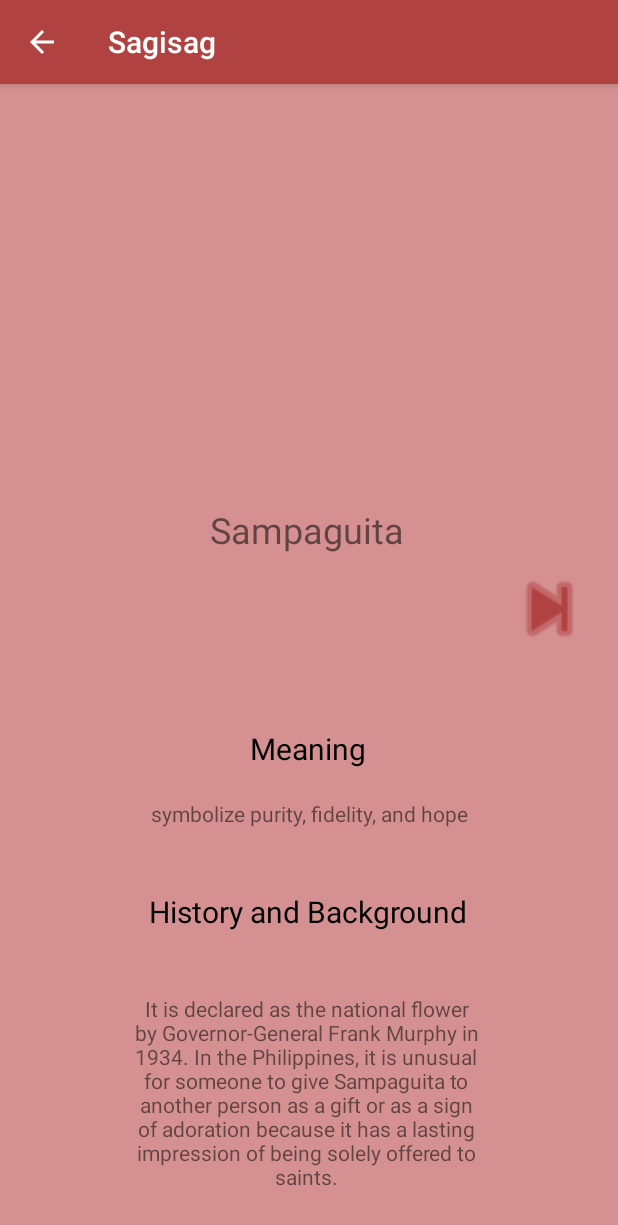
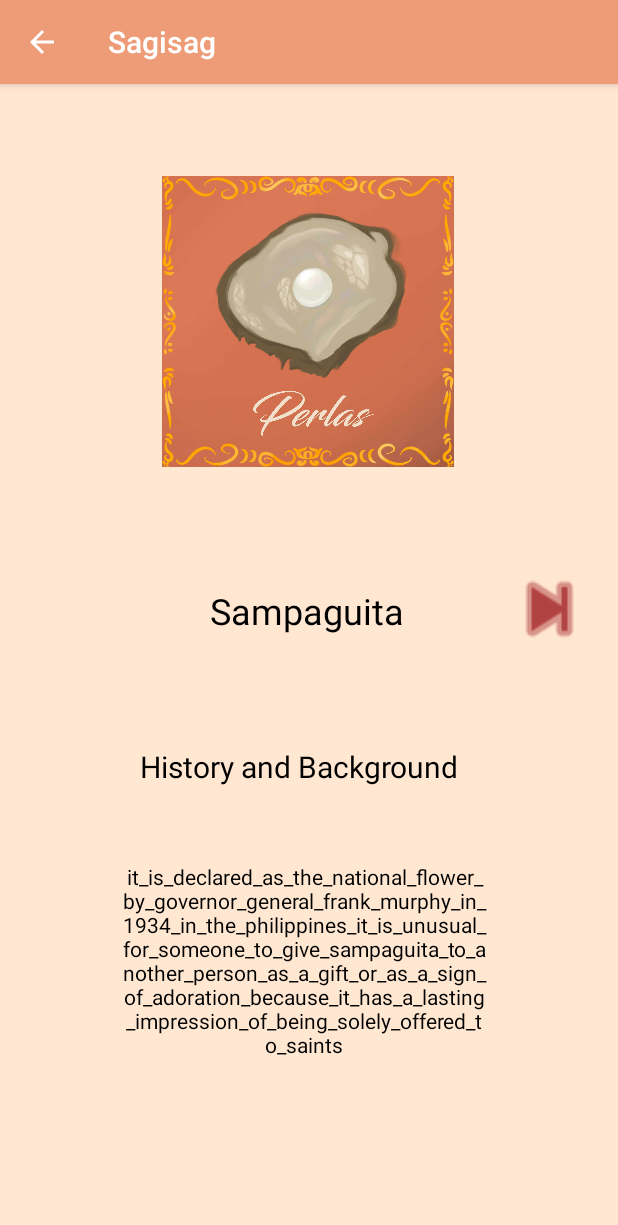
Before and after one commit to Sandoksalamat/Actual-Code-keme, an Android app: the Sampaguita screen opened directly, with no data from a screen before it, on a phone screen of 412 x 824 dp. Shown: the top 1225 px of the screen. Run offline under Robolectric (Android 15) with nearby library versions, the phone set to English and light mode, and no system bars.

Commit message:
- Linagyan ko lang ng meaning at history&Background yung sampaguita - change color

```diff
--- a/app/src/main/java/com/example/sagisag/Sampaguita.java
+++ b/app/src/main/java/com/example/sagisag/Sampaguita.java
@@ -4,10 +4,14 @@ import androidx.appcompat.app.AppCompatActivity;
 
 import android.content.Intent;
 import android.os.Bundle;
+import android.text.method.ScrollingMovementMethod;
 import android.view.View;
 import android.widget.Button;
+import android.widget.TextView;
 
 public class Sampaguita extends AppCompatActivity {
+
+    TextView textview;
     @Override
     protected void onCreate(Bundle savedInstanceState) {
         super.onCreate(savedInstanceState);
@@ -15,6 +19,10 @@ public class Sampaguita extends AppCompatActivity {
         getSupportActionBar().setDisplayHomeAsUpEnabled(true);
 
         Button boton = findViewById(R.id.button3);
+        textview = (TextView) findViewById(R.id.content_Sampag);
+        String xd = "it_is_declared_as_the_national_flower_by_governor_general_frank_murphy_in_1934_in_the_philippines_it_is_unusual_for_someone_to_give_sampaguita_to_another_person_as_a_gift_or_as_a_sign_of_adoration_because_it_has_a_lasting_impression_of_being_solely_offered_to_saints";
+        textview.setText(xd);
+        textview.setMovementMethod(new ScrollingMovementMethod());
 
         boton.setOnClickListener(new View.OnClickListener() {
             @Override
--- a/app/src/main/res/layout/activity_about.xml
+++ b/app/src/main/res/layout/activity_about.xml
@@ -5,6 +5,7 @@
     android:id="@+id/about"
     android:layout_width="match_parent"
     android:layout_height="match_parent"
+    android:background="#FFE7D1"
     tools:context=".about">
 
     <TextView
--- a/app/src/main/res/layout/activity_narra.xml
+++ b/app/src/main/res/layout/activity_narra.xml
@@ -4,7 +4,7 @@
     xmlns:tools="http://schemas.android.com/tools"
     android:layout_width="match_parent"
     android:layout_height="match_parent"
-    android:background="#D59191"
+    android:background="#FFE7D1"
     tools:context=".Narra">
 
     <TextView
--- a/app/src/main/res/layout/activity_sampaguita.xml
+++ b/app/src/main/res/layout/activity_sampaguita.xml
@@ -5,75 +5,22 @@
     android:id="@+id/relativeLayout"
     android:layout_width="match_parent"
     android:layout_height="match_parent"
-    android:background="#D59191"
+    android:background="#FFE7D1"
     tools:context=".Sampaguita">
-
-    <TextView
-        android:id="@+id/content_Sampag"
-        android:layout_width="245dp"
-        android:layout_height="139dp"
-        android:text="@string/it_is_declared_as_the_national_flower_by_governor_general_frank_murphy_in_1934_in_the_philippines_it_is_unusual_for_someone_to_give_sampaguita_to_another_person_as_a_gift_or_as_a_sign_of_adoration_because_it_has_a_lasting_impression_of_being_solely_offered_to_saints"
-        android:textAlignment="center"
-        app:layout_constraintBottom_toBottomOf="parent"
-        app:layout_constraintEnd_toEndOf="parent"
-        app:layout_constraintHorizontal_bias="0.487"
-        app:layout_constraintStart_toStartOf="parent"
-        app:layout_constraintTop_toTopOf="parent"
-        app:layout_constraintVertical_bias="0.965" />
-
-    <TextView
-        android:id="@+id/textView3"
-        android:layout_width="164dp"
-        android:layout_height="37dp"
-        android:text="@string/meaning"
-        android:textAlignment="center"
-        android:textColor="#000000"
-        android:textSize="20sp"
-        app:layout_constraintBottom_toBottomOf="parent"
-        app:layout_constraintEnd_toEndOf="parent"
-        app:layout_constraintHorizontal_bias="0.497"
-        app:layout_constraintStart_toStartOf="parent"
-        app:layout_constraintTop_toTopOf="parent"
-        app:layout_constraintVertical_bias="0.588" />
 
     <ImageView
         android:id="@+id/imageView"
-        android:layout_width="228dp"
-        android:layout_height="155dp"
+        android:layout_width="204dp"
+        android:layout_height="194dp"
         android:contentDescription="@string/sampaguita"
         app:layout_constraintBottom_toBottomOf="parent"
         app:layout_constraintEnd_toEndOf="parent"
         app:layout_constraintHorizontal_bias="0.497"
         app:layout_constraintStart_toStartOf="parent"
         app:layout_constraintTop_toTopOf="parent"
-        app:layout_constraintVertical_bias="0.104"
-        tools:srcCompat="@tools:sample/avatars" />
-
-    <TextView
-        android:id="@+id/Name_Sampag"
-        android:layout_width="170dp"
-        android:layout_height="54dp"
-        android:text="@string/sampaguita"
-        android:textAlignment="center"
-        android:textSize="24sp"
-        app:layout_constraintBottom_toBottomOf="parent"
-        app:layout_constraintEnd_toEndOf="parent"
-        app:layout_constraintHorizontal_bias="0.497"
-        app:layout_constraintStart_toStartOf="parent"
-        app:layout_constraintTop_toTopOf="parent"
-        app:layout_constraintVertical_bias="0.393" />
-
-    <TextView
-        android:id="@+id/Content_Sampag"
-        android:layout_width="241dp"
-        android:layout_height="27dp"
-        android:text="@string/symbolize_purity_fidelity_and_hope"
-        android:textAlignment="center"
-        app:layout_constraintBottom_toBottomOf="parent"
-        app:layout_constraintEnd_toEndOf="parent"
-        app:layout_constraintStart_toStartOf="parent"
-        app:layout_constraintTop_toTopOf="parent"
-        app:layout_constraintVertical_bias="0.644" />
+        app:layout_constraintVertical_bias="0.107"
+        app:srcCompat="@drawable/perl"
+        tools:srcCompat="@drawable/perl" />
 
     <Button
         android:id="@+id/button3"
@@ -106,9 +53,38 @@
         android:textSize="20sp"
         app:layout_constraintBottom_toBottomOf="parent"
         app:layout_constraintEnd_toEndOf="parent"
+        app:layout_constraintHorizontal_bias="0.469"
+        app:layout_constraintStart_toStartOf="parent"
+        app:layout_constraintTop_toTopOf="parent"
+        app:layout_constraintVertical_bias="0.6" />
+
+    <TextView
+        android:id="@+id/content_Sampag"
+        android:layout_width="245dp"
+        android:layout_height="139dp"
+        android:text="@string/it_is_declared_as_the_national_flower_by_governor_general_frank_murphy_in_1934_in_the_philippines_it_is_unusual_for_someone_to_give_sampaguita_to_another_person_as_a_gift_or_as_a_sign_of_adoration_because_it_has_a_lasting_impression_of_being_solely_offered_to_saints"
+        android:textAlignment="center"
+        android:textColor="#000000"
+        app:layout_constraintBottom_toBottomOf="parent"
+        app:layout_constraintEnd_toEndOf="parent"
+        app:layout_constraintHorizontal_bias="0.481"
+        app:layout_constraintStart_toStartOf="parent"
+        app:layout_constraintTop_toTopOf="parent"
+        app:layout_constraintVertical_bias="0.825" />
+
+    <TextView
+        android:id="@+id/Name_Sampag"
+        android:layout_width="170dp"
+        android:layout_height="54dp"
+        android:text="@string/sampaguita"
+        android:textAlignment="center"
+        android:textColor="#000000"
+        android:textSize="24sp"
+        app:layout_constraintBottom_toBottomOf="parent"
+        app:layout_constraintEnd_toEndOf="parent"
         app:layout_constraintHorizontal_bias="0.497"
         app:layout_constraintStart_toStartOf="parent"
         app:layout_constraintTop_toTopOf="parent"
-        app:layout_constraintVertical_bias="0.731" />
+        app:layout_constraintVertical_bias="0.469" />
 
 </androidx.constraintlayout.widget.ConstraintLayout>
--- a/app/src/main/res/values-night/themes.xml
+++ b/app/src/main/res/values-night/themes.xml
@@ -1,7 +1,7 @@
 <resources xmlns:tools="http://schemas.android.com/tools">
     <!-- Base application theme. -->
     <style name="Base.Theme.Sagisag" parent="Theme.AppCompat.DayNight.DarkActionBar">
-        <item name="colorPrimary">#B14242</item>
+        <item name="colorPrimary">#EE9C77</item>
         <!-- Customize your dark theme here. -->
         <!-- <item name="colorPrimary">@color/my_dark_primary</item> -->
     </style>
--- a/app/src/main/res/values/themes.xml
+++ b/app/src/main/res/values/themes.xml
@@ -1,7 +1,7 @@
 <resources xmlns:tools="http://schemas.android.com/tools">
     <!-- Base application theme. -->
     <style name="Base.Theme.Sagisag" parent="Theme.AppCompat.DayNight.DarkActionBar">
-        <item name="colorPrimary">#B14242</item>
+        <item name="colorPrimary">#EE9C77</item>
         <!-- Customize your light theme here. -->
         <!-- <item name="colorPrimary">@color/my_light_primary</item> -->
     </style>
```
Also changed, not shown: app/src/main/res/drawable/perl.jpg (added).
